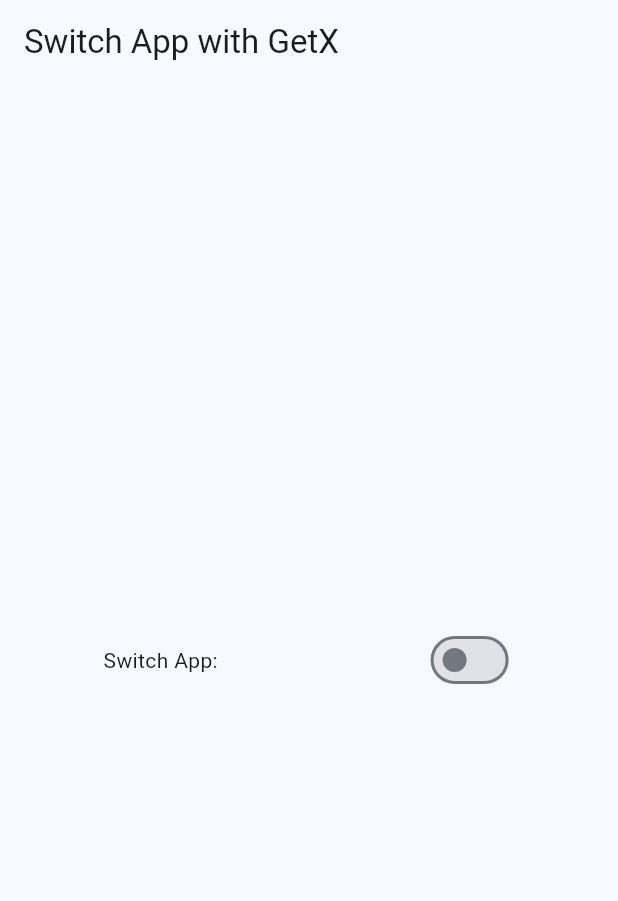
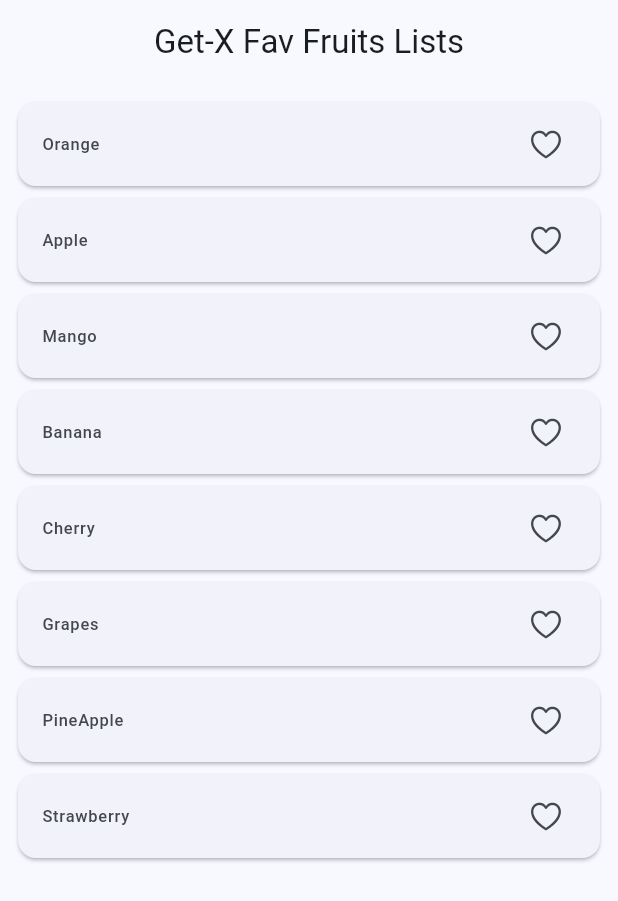
Before and after one commit to thezuraiz/Flutter-Get-X-Tutorial, a Flutter app: the screen it shows after launch, on a phone screen of 412 x 824 dp. Shown: the top 901 px of the screen. Run offline on Flutter 3.47's test engine with Material 3 defaults, Android fonts, the phone set to English and light mode, and no system bars; our stand-ins replace get.

Commit message:
Get-X State Management Example: Fav Fruits Lists

```diff
--- /dev/null
+++ b/lib/controler/fav_controller.dart
@@ -0,0 +1,13 @@
+import 'package:get/get.dart';
+
+class FavFruitsController extends GetxController {
+  RxList<String> fruitsList = ['Orange', 'Apple', 'Mango', 'Banana', 'Cherry','Grapes','PineApple','Strawberry']
+      .obs;
+  RxList tempList = [].obs;
+
+  addToFav(String fruit) => tempList.add(fruit);
+
+
+  removeToFav(String fruit) => tempList.remove(fruit);
+
+}
--- a/lib/main.dart
+++ b/lib/main.dart
@@ -3,6 +3,7 @@ import 'package:get/get.dart';
 import 'package:get_x/languages.dart';
 import 'package:get_x/screens/color_app.dart';
 import 'package:get_x/screens/counterapp.dart';
+import 'package:get_x/screens/fav_list.dart';
 import 'package:get_x/screens/homepage.dart';
 import 'package:get_x/screens/switch_app.dart';
 
@@ -26,7 +27,7 @@ class MyApp extends StatelessWidget {
       // translations: Languages(),
       // locale: const Locale('en_US'),
       // fallbackLocale: const Locale('fr_FN'), //If no languages is selected in OS
-      home: const SwitchApp(),
+      home: const FavFruitsList(),
     );
   }
 }
--- /dev/null
+++ b/lib/screens/fav_list.dart
@@ -0,0 +1,49 @@
+import 'package:flutter/cupertino.dart';
+import 'package:flutter/material.dart';
+import 'package:get/get.dart';
+import 'package:get_x/controler/fav_controller.dart';
+
+class FavFruitsList extends StatefulWidget {
+  const FavFruitsList({super.key});
+
+  @override
+  State<FavFruitsList> createState() => _FavFruitsListState();
+}
+
+class _FavFruitsListState extends State<FavFruitsList> {
+
+  FavFruitsController fruitscontroller = Get.put(FavFruitsController());
+
+  @override
+  Widget build(BuildContext context) {
+    debugPrint("Rebuild");
+
+    return Scaffold(
+      appBar: AppBar(
+        title: const Text("Get-X Fav Fruits Lists"),
+        centerTitle: true,
+      ),
+      body: Padding(
+        padding: const EdgeInsets.all(8.0),
+        child: ListView.builder(
+          itemCount: fruitscontroller.fruitsList.length,
+          itemBuilder: (context,index){
+              return Card(child: ListTile(
+                leading: Text(fruitscontroller.fruitsList[index].toString()),
+                trailing: Obx(() => fruitscontroller.tempList.contains(fruitscontroller.fruitsList[index])
+                    ? const Icon(CupertinoIcons.heart_fill, color: Colors.red,)
+                    : const Icon(CupertinoIcons.heart)),
+                onTap: (){
+                  if(fruitscontroller.tempList.contains(fruitscontroller.fruitsList[index])){
+                    fruitscontroller.removeToFav(fruitscontroller.fruitsList[index]);
+                  }else{
+                    fruitscontroller.addToFav(fruitscontroller.fruitsList[index]);
+                  }
+                },
+              ));
+          },
+        ),
+      )
+    );
+  }
+}
```
